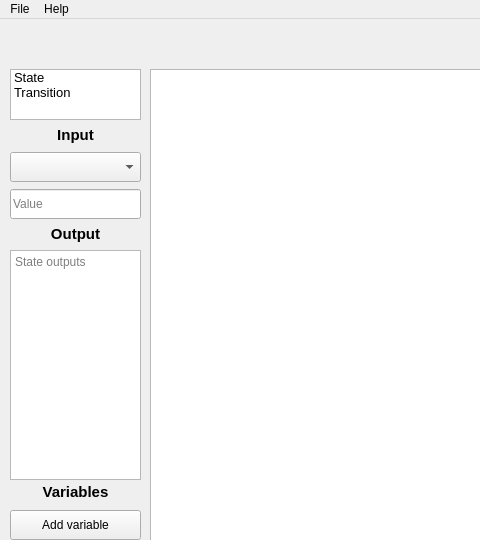
Old version of the form src/mainwindow.ui in the repository Matko223/ICP; both pictures show x 0 to 480 and y 0 to 540 of the 1193 by 676 pixel window.
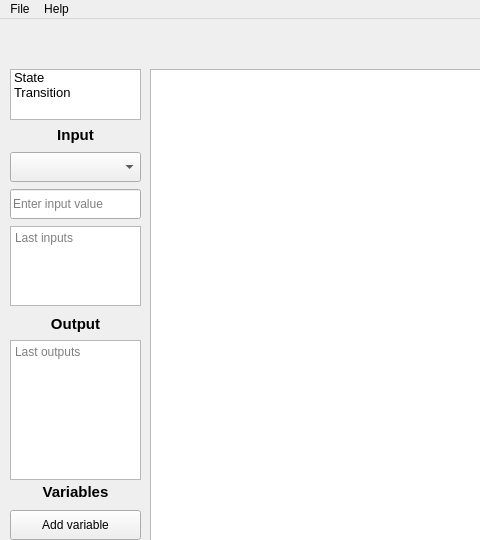
New version of the form. Icons and pictures are not drawn.

Commit message: add last inputs field, add tests, fix comments

What changed in the file:
```diff
--- a/src/mainwindow.ui
+++ b/src/mainwindow.ui
@@ -263,7 +263,7 @@
       <x>10</x>
       <y>100</y>
       <width>131</width>
-      <height>101</height>
+      <height>191</height>
      </rect>
     </property>
     <layout class="QVBoxLayout" name="verticalLayout">
@@ -314,7 +314,7 @@
        <property name="minimumSize">
         <size>
          <width>0</width>
-         <height>0</height>
+         <height>30</height>
         </size>
        </property>
        <property name="maximumSize">
@@ -324,7 +324,23 @@
         </size>
        </property>
        <property name="placeholderText">
-        <string>Value</string>
+        <string>Enter input value</string>
+       </property>
+      </widget>
+     </item>
+     <item>
+      <widget class="QPlainTextEdit" name="inLast">
+       <property name="maximumSize">
+        <size>
+         <width>16777215</width>
+         <height>80</height>
+        </size>
+       </property>
+       <property name="readOnly">
+        <bool>true</bool>
+       </property>
+       <property name="placeholderText">
+        <string>Last inputs</string>
        </property>
       </widget>
      </item>
@@ -334,9 +350,9 @@
     <property name="geometry">
      <rect>
       <x>10</x>
-      <y>200</y>
+      <y>290</y>
       <width>131</width>
-      <height>261</height>
+      <height>171</height>
      </rect>
     </property>
     <layout class="QVBoxLayout" name="verticalLayout_2">
@@ -384,7 +400,7 @@
         <bool>true</bool>
        </property>
        <property name="placeholderText">
-        <string>State outputs</string>
+        <string>Last outputs</string>
        </property>
       </widget>
      </item>
```
Left out of the diff: 6 changed lines with no effect on the pictures. The commit also changes 11 other files.
